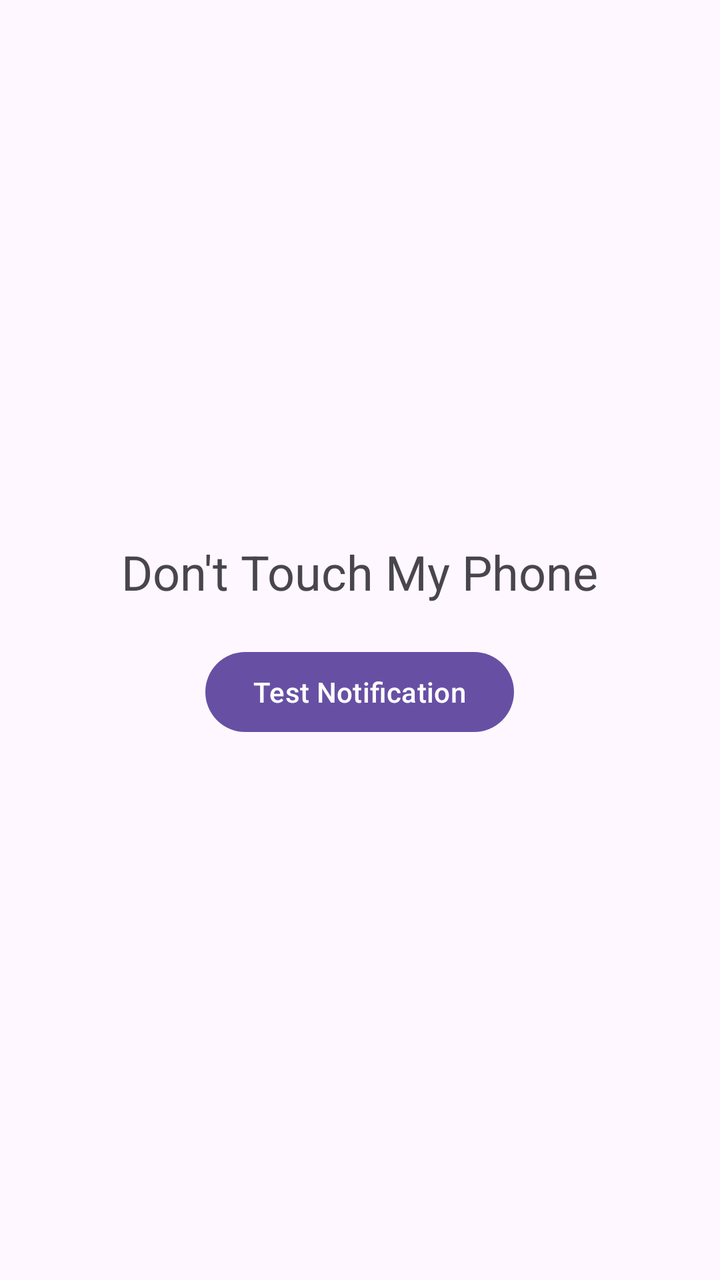
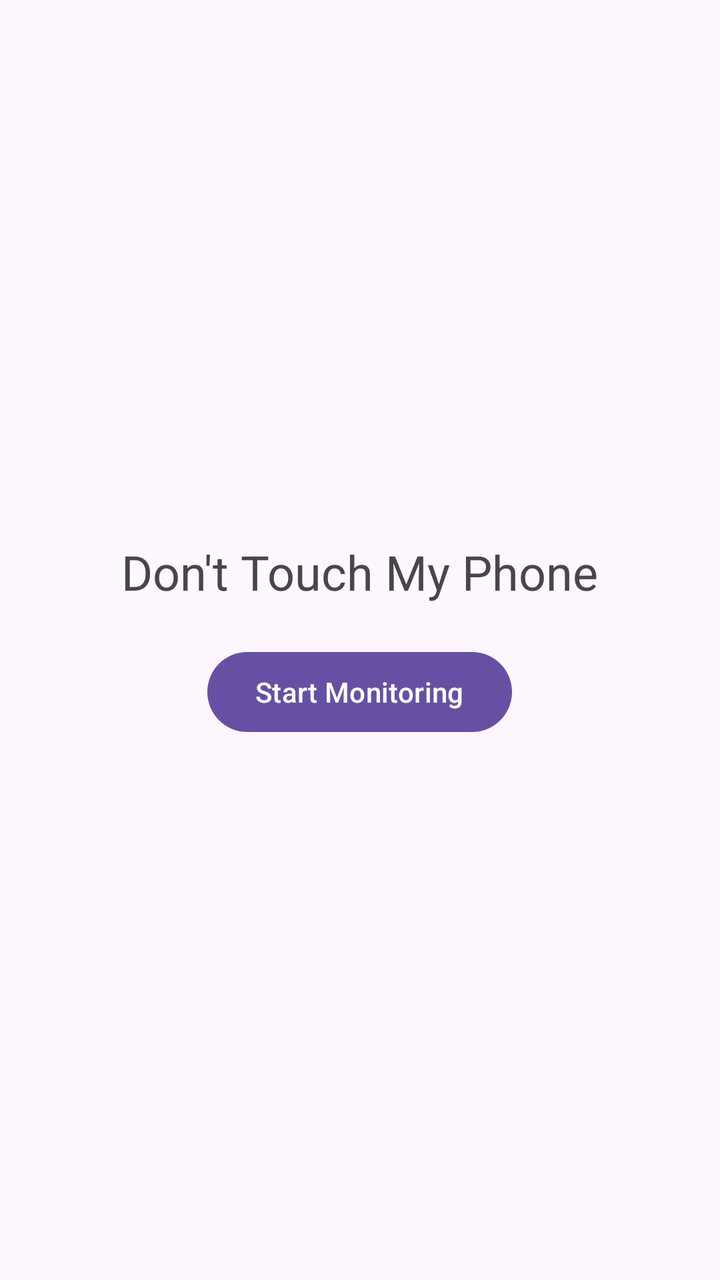

Two renders of the same Android screen: before a commit and after it. Below are the layout's source before the change and the commit's diff.
<!-- AndroidManifest.xml: application theme Theme.UClab3Part1 -->
<!-- res/layout/activity_main.xml -->
<?xml version="1.0" encoding="utf-8"?>
<LinearLayout xmlns:android="http://schemas.android.com/apk/res/android"
    android:layout_width="match_parent"
    android:layout_height="match_parent"
    android:orientation="vertical"
    android:gravity="center">

    <TextView
        android:layout_width="wrap_content"
        android:layout_height="wrap_content"
        android:text="Don't Touch My Phone"
        android:textSize="24sp"
        android:layout_marginBottom="20dp"/>

    <Button
        android:id="@+id/notifyButton"
        android:layout_width="wrap_content"
        android:layout_height="wrap_content"
        android:text="Test Notification"/>

</LinearLayout>
<!-- resources referenced by this layout -->
<resources>
  <style name="Theme.UClab3Part1" parent="Base.Theme.UClab3Part1" />
  <style name="Base.Theme.UClab3Part1" parent="Theme.Material3.DayNight.NoActionBar">
          
          
      </style>
</resources>

<!-- the commit's change to res/layout/activity_main.xml (unified diff, before → after) -->
@@ -16,6 +16,6 @@
         android:id="@+id/notifyButton"
         android:layout_width="wrap_content"
         android:layout_height="wrap_content"
-        android:text="Test Notification"/>
+        android:text="Start Monitoring"/>
 
 </LinearLayout>
